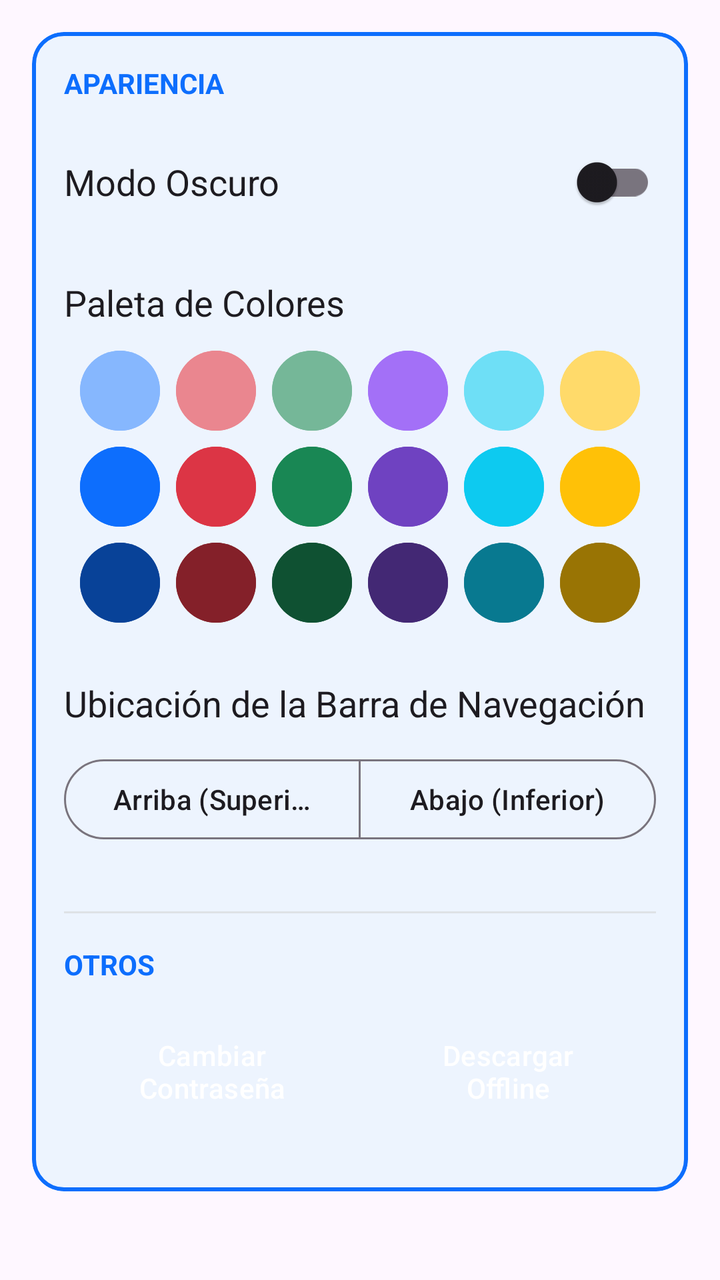
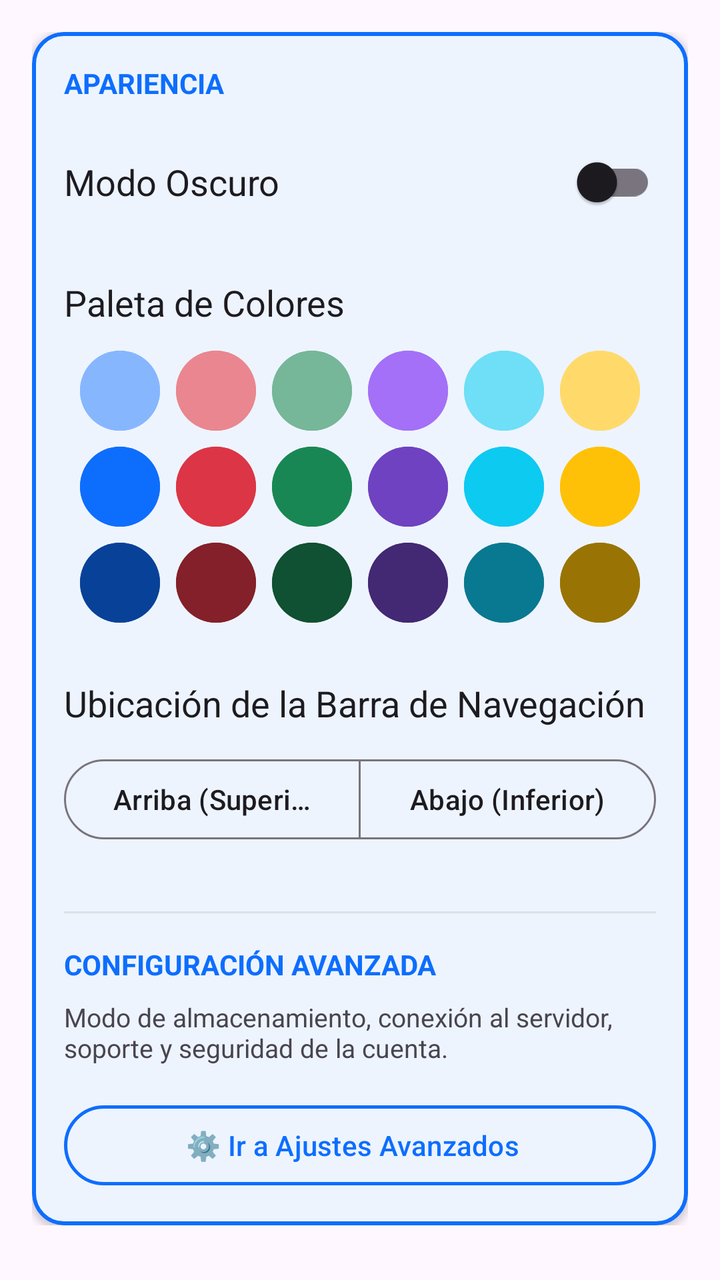

Two renders of the same Android screen: before a commit and after it. Below are the layout's source before the change and the commit's diff.
<!-- AndroidManifest.xml: application theme Theme.MyApplication -->
<!-- res/layout/fragment_settings.xml -->
<?xml version="1.0" encoding="utf-8"?>
<ScrollView xmlns:android="http://schemas.android.com/apk/res/android"
    xmlns:app="http://schemas.android.com/apk/res-auto"
    android:layout_width="match_parent"
    android:layout_height="match_parent"
    android:background="?android:attr/colorBackground">

    <LinearLayout
        android:layout_width="match_parent"
        android:layout_height="wrap_content"
        android:orientation="vertical"
        android:padding="16dp">

        <com.google.android.material.card.MaterialCardView
            android:layout_width="match_parent"
            android:layout_height="wrap_content"
            app:cardCornerRadius="16dp"
            app:strokeColor="?attr/colorPrimary"
            app:strokeWidth="2dp"
            app:cardElevation="2dp">

            <LinearLayout
                android:layout_width="match_parent"
                android:layout_height="wrap_content"
                android:orientation="vertical"
                android:padding="16dp">

                
                <TextView
                    android:layout_width="wrap_content"
                    android:layout_height="wrap_content"
                    android:text="Apariencia"
                    android:textSize="14sp"
                    android:textStyle="bold"
                    android:textColor="?attr/colorPrimary"
                    android:textAllCaps="true"
                    android:layout_marginBottom="16dp"/>

                <RelativeLayout
                    android:layout_width="match_parent"
                    android:layout_height="wrap_content"
                    android:layout_marginBottom="24dp">

                    <TextView
                        android:layout_width="wrap_content"
                        android:layout_height="wrap_content"
                        android:text="Modo Oscuro"
                        android:textSize="18sp"
                        android:textColor="?android:attr/textColorPrimary"
                        android:layout_centerVertical="true"/>

                    <com.google.android.material.switchmaterial.SwitchMaterial
                        android:id="@+id/switchDarkMode"
                        android:layout_width="wrap_content"
                        android:layout_height="wrap_content"
                        android:layout_alignParentEnd="true"/>
                </RelativeLayout>

                <TextView
                    android:layout_width="wrap_content"
                    android:layout_height="wrap_content"
                    android:text="Paleta de Colores"
                    android:textSize="18sp"
                    android:textColor="?android:attr/textColorPrimary"
                    android:layout_marginBottom="12dp"/>

                
                <LinearLayout
                    android:id="@+id/rowLight"
                    android:layout_width="match_parent"
                    android:layout_height="wrap_content"
                    android:orientation="horizontal"
                    android:gravity="center"
                    android:layout_marginBottom="8dp">
                    <com.google.android.material.button.MaterialButton android:id="@+id/btnBlueLight" style="@style/Widget.Bootstrap.ColorButton" android:backgroundTint="@color/accent_blue_light" android:layout_marginHorizontal="4dp"/>
                    <com.google.android.material.button.MaterialButton android:id="@+id/btnRedLight" style="@style/Widget.Bootstrap.ColorButton" android:backgroundTint="@color/accent_red_light" android:layout_marginHorizontal="4dp"/>
                    <com.google.android.material.button.MaterialButton android:id="@+id/btnGreenLight" style="@style/Widget.Bootstrap.ColorButton" android:backgroundTint="@color/accent_green_light" android:layout_marginHorizontal="4dp"/>
                    <com.google.android.material.button.MaterialButton android:id="@+id/btnPurpleLight" style="@style/Widget.Bootstrap.ColorButton" android:backgroundTint="@color/accent_purple_light" android:layout_marginHorizontal="4dp"/>
                    <com.google.android.material.button.MaterialButton android:id="@+id/btnCyanLight" style="@style/Widget.Bootstrap.ColorButton" android:backgroundTint="@color/accent_cyan_light" android:layout_marginHorizontal="4dp"/>
                    <com.google.android.material.button.MaterialButton android:id="@+id/btnYellowLight" style="@style/Widget.Bootstrap.ColorButton" android:backgroundTint="@color/accent_yellow_light" android:layout_marginHorizontal="4dp"/>
                </LinearLayout>

                
                <LinearLayout
                    android:id="@+id/rowNormal"
                    android:layout_width="match_parent"
                    android:layout_height="wrap_content"
                    android:orientation="horizontal"
                    android:gravity="center"
                    android:layout_marginBottom="8dp">
                    <com.google.android.material.button.MaterialButton android:id="@+id/btnBlue" style="@style/Widget.Bootstrap.ColorButton" android:backgroundTint="@color/accent_blue" android:layout_marginHorizontal="4dp"/>
                    <com.google.android.material.button.MaterialButton android:id="@+id/btnRed" style="@style/Widget.Bootstrap.ColorButton" android:backgroundTint="@color/accent_red" android:layout_marginHorizontal="4dp"/>
                    <com.google.android.material.button.MaterialButton android:id="@+id/btnGreen" style="@style/Widget.Bootstrap.ColorButton" android:backgroundTint="@color/accent_green" android:layout_marginHorizontal="4dp"/>
                    <com.google.android.material.button.MaterialButton android:id="@+id/btnPurple" style="@style/Widget.Bootstrap.ColorButton" android:backgroundTint="@color/accent_purple" android:layout_marginHorizontal="4dp"/>
                    <com.google.android.material.button.MaterialButton android:id="@+id/btnCyan" style="@style/Widget.Bootstrap.ColorButton" android:backgroundTint="@color/accent_cyan" android:layout_marginHorizontal="4dp"/>
                    <com.google.android.material.button.MaterialButton android:id="@+id/btnYellow" style="@style/Widget.Bootstrap.ColorButton" android:backgroundTint="@color/accent_yellow" android:layout_marginHorizontal="4dp"/>
                </LinearLayout>

                
                <LinearLayout
                    android:id="@+id/rowDark"
                    android:layout_width="match_parent"
                    android:layout_height="wrap_content"
                    android:orientation="horizontal"
                    android:gravity="center"
                    android:layout_marginBottom="16dp">
                    <com.google.android.material.button.MaterialButton android:id="@+id/btnBlueDark" style="@style/Widget.Bootstrap.ColorButton" android:backgroundTint="@color/accent_blue_dark" android:layout_marginHorizontal="4dp"/>
                    <com.google.android.material.button.MaterialButton android:id="@+id/btnRedDark" style="@style/Widget.Bootstrap.ColorButton" android:backgroundTint="@color/accent_red_dark" android:layout_marginHorizontal="4dp"/>
                    <com.google.android.material.button.MaterialButton android:id="@+id/btnGreenDark" style="@style/Widget.Bootstrap.ColorButton" android:backgroundTint="@color/accent_green_dark" android:layout_marginHorizontal="4dp"/>
                    <com.google.android.material.button.MaterialButton android:id="@+id/btnPurpleDark" style="@style/Widget.Bootstrap.ColorButton" android:backgroundTint="@color/accent_purple_dark" android:layout_marginHorizontal="4dp"/>
                    <com.google.android.material.button.MaterialButton android:id="@+id/btnCyanDark" style="@style/Widget.Bootstrap.ColorButton" android:backgroundTint="@color/accent_cyan_dark" android:layout_marginHorizontal="4dp"/>
                    <com.google.android.material.button.MaterialButton android:id="@+id/btnYellowDark" style="@style/Widget.Bootstrap.ColorButton" android:backgroundTint="@color/accent_yellow_dark" android:layout_marginHorizontal="4dp"/>
                </LinearLayout>

                
                <TextView
                    android:layout_width="wrap_content"
                    android:layout_height="wrap_content"
                    android:text="Ubicación de la Barra de Navegación"
                    android:textSize="18sp"
                    android:textColor="?android:attr/textColorPrimary"
                    android:layout_marginTop="12dp"
                    android:layout_marginBottom="12dp"/>

                <com.google.android.material.button.MaterialButtonToggleGroup
                    android:id="@+id/toggleNavbarPosition"
                    android:layout_width="match_parent"
                    android:layout_height="wrap_content"
                    android:layout_marginBottom="16dp"
                    app:singleSelection="true"
                    app:selectionRequired="true">

                    <com.google.android.material.button.MaterialButton
                        android:id="@+id/btnNavPositionTop"
                        style="@style/Widget.Material3.Button.OutlinedButton"
                        android:layout_width="0dp"
                        android:layout_height="wrap_content"
                        android:layout_weight="1"
                        android:text="Arriba (Superior)"
                        android:textAllCaps="false"/>

                    <com.google.android.material.button.MaterialButton
                        android:id="@+id/btnNavPositionBottom"
                        style="@style/Widget.Material3.Button.OutlinedButton"
                        android:layout_width="0dp"
                        android:layout_height="wrap_content"
                        android:layout_weight="1"
                        android:text="Abajo (Inferior)"
                        android:textAllCaps="false"/>

                </com.google.android.material.button.MaterialButtonToggleGroup>

                
                <View
                    android:layout_width="match_parent"
                    android:layout_height="1dp"
                    android:background="@color/bs_border"
                    android:layout_marginVertical="16dp"/>

                
                <LinearLayout
                    android:id="@+id/layoutContactAdminContainer"
                    android:layout_width="match_parent"
                    android:layout_height="wrap_content"
                    android:orientation="vertical"
                    android:layout_marginBottom="16dp"
                    android:visibility="gone">

                    <TextView
                        android:layout_width="wrap_content"
                        android:layout_height="wrap_content"
                        android:text="Soporte y Ayuda"
                        android:textSize="14sp"
                        android:textStyle="bold"
                        android:textColor="?attr/colorPrimary"
                        android:textAllCaps="true"
                        android:layout_marginBottom="12dp"/>

                    <com.google.android.material.button.MaterialButton
                        android:id="@+id/btnContactAdmin"
                        style="@style/Widget.Material3.Button.OutlinedButton.Icon"
                        android:layout_width="match_parent"
                        android:layout_height="wrap_content"
                        android:text="✉️ Contactar con un Administrador"
                        android:textAllCaps="false"
                        app:strokeColor="?attr/colorPrimary"
                        app:strokeWidth="1.5dp"
                        android:textColor="?attr/colorPrimary"/>
                </LinearLayout>

                
                <TextView
                    android:layout_width="wrap_content"
                    android:layout_height="wrap_content"
                    android:text="Otros"
                    android:textSize="14sp"
                    android:textStyle="bold"
                    android:textColor="?attr/colorPrimary"
                    android:textAllCaps="true"
                    android:layout_marginBottom="16dp"/>

                <GridLayout
                    android:layout_width="match_parent"
                    android:layout_height="wrap_content"
                    android:columnCount="2"
                    android:layout_marginBottom="16dp">

                    <Button
                        android:id="@+id/btnChangePassword"
                        style="@style/Widget.Bootstrap.Button.Primary"
                        android:layout_width="0dp"
                        android:layout_height="wrap_content"
                        android:layout_columnWeight="1"
                        android:layout_margin="4dp"
                        android:text="Cambiar Contraseña"
                        android:textAllCaps="false"/>

                    <Button
                        android:id="@+id/btnDownloadOfflineData"
                        style="@style/Widget.Bootstrap.Button.Primary"
                        android:layout_width="0dp"
                        android:layout_height="wrap_content"
                        android:layout_columnWeight="1"
                        android:layout_margin="4dp"
                        android:text="Descargar Offline"
                        android:textAllCaps="false"/>

                </GridLayout>

            </LinearLayout>
        </com.google.android.material.card.MaterialCardView>

    </LinearLayout>
</ScrollView>
<!-- resources referenced by this layout -->
<resources>
  <color name="accent_blue">#0d6efd</color>
  <color name="accent_blue_dark">#084298</color>
  <color name="accent_blue_light">#86b7fe</color>
  <color name="accent_cyan">#0dcaf0</color>
  <color name="accent_cyan_dark">#087990</color>
  <color name="accent_cyan_light">#6edff6</color>
  <color name="accent_green">#198754</color>
  <color name="accent_green_dark">#0f5132</color>
  <color name="accent_green_light">#75b798</color>
  <color name="accent_purple">#6f42c1</color>
  <color name="accent_purple_dark">#432874</color>
  <color name="accent_purple_light">#a370f7</color>
  <color name="accent_red">#dc3545</color>
  <color name="accent_red_dark">#842029</color>
  <color name="accent_red_light">#ea868f</color>
  <color name="accent_yellow">#ffc107</color>
  <color name="accent_yellow_dark">#997404</color>
  <color name="accent_yellow_light">#ffda6a</color>
  <color name="bs_border">#dee2e6</color>
  <style name="Widget.Bootstrap.Button.Primary" parent="Widget.Bootstrap.Button">
          <item name="backgroundTint">?attr/colorPrimary</item>
          <item name="android:textColor">?attr/colorOnPrimary</item>
      </style>
  <style name="Widget.Bootstrap.ColorButton" parent="Widget.Material3.Button.IconButton">
          <item name="android:layout_width">40dp</item>
          <item name="android:layout_height">40dp</item>
          <item name="android:insetTop">0dp</item>
          <item name="android:insetBottom">0dp</item>
          <item name="android:insetLeft">0dp</item>
          <item name="android:insetRight">0dp</item>
          <item name="android:padding">0dp</item>
          <item name="iconPadding">0dp</item>
          <item name="iconSize">22dp</item>
          <item name="shapeAppearance">@style/ShapeAppearance.Bootstrap.Circle</item>
      </style>
  <style name="Theme.MyApplication" parent="Base.Theme.MyApplication" />
  <style name="Widget.Bootstrap.Button" parent="Widget.Material3.Button">
          <item name="android:insetTop">0dp</item>
          <item name="android:insetBottom">0dp</item>
          <item name="shapeAppearance">@style/ShapeAppearance.Bootstrap.Small</item>
          <item name="android:textColor">?attr/colorOnPrimary</item>
      </style>
  <style name="ShapeAppearance.Bootstrap.Circle" parent="ShapeAppearance.Material3.SmallComponent">
          <item name="cornerSize">50%</item>
      </style>
  <style name="ShapeAppearance.Bootstrap.Small" parent="ShapeAppearance.Material3.SmallComponent">
          <item name="cornerSize">4dp</item>
      </style>
  <color name="white">#FFFFFFFF</color>
  <color name="bs_secondary">#6c757d</color>
  <color name="bs_dark">#212529</color>
  <color name="bs_light">#f8f9fa</color>
  <color name="surface_light">#FFFFFF</color>
  <style name="Widget.Bootstrap.Card" parent="Widget.Material3.CardView.Outlined">
          <item name="cardBackgroundColor">?attr/colorSurface</item>
          <item name="cardCornerRadius">16dp</item>
          <item name="cardElevation">3dp</item>
          <item name="strokeColor">?attr/colorPrimary</item>
          <item name="strokeWidth">2dp</item>
          <item name="android:layout_margin">8dp</item>
      </style>
  <style name="Theme.MyApplication.Dialog" parent="ThemeOverlay.Material3.MaterialAlertDialog">
          <item name="shapeAppearanceOverlay">@style/ShapeAppearance.MyApplication.Dialog</item>
      </style>
  <style name="ShapeAppearance.MyApplication.Dialog" parent="ShapeAppearance.Material3.LargeComponent">
          <item name="cornerSize">20dp</item>
      </style>
  <!-- unchanged entries left out for length: 1 -->
</resources>

<!-- the commit's change to res/layout/fragment_settings.xml (unified diff, before → after) -->
@@ -158,74 +158,34 @@
                     android:layout_marginVertical="16dp"/>
 
                 
-                <LinearLayout
-                    android:id="@+id/layoutContactAdminContainer"
-                    android:layout_width="match_parent"
-                    android:layout_height="wrap_content"
-                    android:orientation="vertical"
-                    android:layout_marginBottom="16dp"
-                    android:visibility="gone">
-
-                    <TextView
-                        android:layout_width="wrap_content"
-                        android:layout_height="wrap_content"
-                        android:text="Soporte y Ayuda"
-                        android:textSize="14sp"
-                        android:textStyle="bold"
-                        android:textColor="?attr/colorPrimary"
-                        android:textAllCaps="true"
-                        android:layout_marginBottom="12dp"/>
-
-                    <com.google.android.material.button.MaterialButton
-                        android:id="@+id/btnContactAdmin"
-                        style="@style/Widget.Material3.Button.OutlinedButton.Icon"
-                        android:layout_width="match_parent"
-                        android:layout_height="wrap_content"
-                        android:text="✉️ Contactar con un Administrador"
-                        android:textAllCaps="false"
-                        app:strokeColor="?attr/colorPrimary"
-                        app:strokeWidth="1.5dp"
-                        android:textColor="?attr/colorPrimary"/>
-                </LinearLayout>
-
-                
                 <TextView
                     android:layout_width="wrap_content"
                     android:layout_height="wrap_content"
-                    android:text="Otros"
+                    android:text="Configuración Avanzada"
                     android:textSize="14sp"
                     android:textStyle="bold"
                     android:textColor="?attr/colorPrimary"
                     android:textAllCaps="true"
+                    android:layout_marginBottom="8dp"/>
+
+                <TextView
+                    android:layout_width="match_parent"
+                    android:layout_height="wrap_content"
+                    android:text="Modo de almacenamiento, conexión al servidor, soporte y seguridad de la cuenta."
+                    android:textSize="13sp"
+                    android:textColor="?android:attr/textColorSecondary"
                     android:layout_marginBottom="16dp"/>
 
-                <GridLayout
+                <com.google.android.material.button.MaterialButton
+                    android:id="@+id/btnGoToAdvancedSettings"
+                    style="@style/Widget.Material3.Button.OutlinedButton.Icon"
                     android:layout_width="match_parent"
                     android:layout_height="wrap_content"
-                    android:columnCount="2"
-                    android:layout_marginBottom="16dp">
-
-                    <Button
-                        android:id="@+id/btnChangePassword"
-                        style="@style/Widget.Bootstrap.Button.Primary"
-                        android:layout_width="0dp"
-                        android:layout_height="wrap_content"
-                        android:layout_columnWeight="1"
-                        android:layout_margin="4dp"
-                        android:text="Cambiar Contraseña"
-                        android:textAllCaps="false"/>
-
-                    <Button
-                        android:id="@+id/btnDownloadOfflineData"
-                        style="@style/Widget.Bootstrap.Button.Primary"
-                        android:layout_width="0dp"
-                        android:layout_height="wrap_content"
-                        android:layout_columnWeight="1"
-                        android:layout_margin="4dp"
-                        android:text="Descargar Offline"
-                        android:textAllCaps="false"/>
-
-                </GridLayout>
+                    android:text="⚙️ Ir a Ajustes Avanzados"
+                    android:textAllCaps="false"
+                    app:strokeColor="?attr/colorPrimary"
+                    app:strokeWidth="1.5dp"
+                    android:textColor="?attr/colorPrimary"/>
 
             </LinearLayout>
         </com.google.android.material.card.MaterialCardView>
<!-- resource entries referenced after the edit -->
@@ -19,10 +19,6 @@
   <color name="accent_yellow_dark">#997404</color>
   <color name="accent_yellow_light">#ffda6a</color>
   <color name="bs_border">#dee2e6</color>
-  <style name="Widget.Bootstrap.Button.Primary" parent="Widget.Bootstrap.Button">
-          <item name="backgroundTint">?attr/colorPrimary</item>
-          <item name="android:textColor">?attr/colorOnPrimary</item>
-      </style>
   <style name="Widget.Bootstrap.ColorButton" parent="Widget.Material3.Button.IconButton">
           <item name="android:layout_width">40dp</item>
           <item name="android:layout_height">40dp</item>
@@ -36,17 +32,8 @@
           <item name="shapeAppearance">@style/ShapeAppearance.Bootstrap.Circle</item>
       </style>
   <style name="Theme.MyApplication" parent="Base.Theme.MyApplication" />
-  <style name="Widget.Bootstrap.Button" parent="Widget.Material3.Button">
-          <item name="android:insetTop">0dp</item>
-          <item name="android:insetBottom">0dp</item>
-          <item name="shapeAppearance">@style/ShapeAppearance.Bootstrap.Small</item>
-          <item name="android:textColor">?attr/colorOnPrimary</item>
-      </style>
   <style name="ShapeAppearance.Bootstrap.Circle" parent="ShapeAppearance.Material3.SmallComponent">
           <item name="cornerSize">50%</item>
-      </style>
-  <style name="ShapeAppearance.Bootstrap.Small" parent="ShapeAppearance.Material3.SmallComponent">
-          <item name="cornerSize">4dp</item>
       </style>
   <color name="white">#FFFFFFFF</color>
   <color name="bs_secondary">#6c757d</color>
